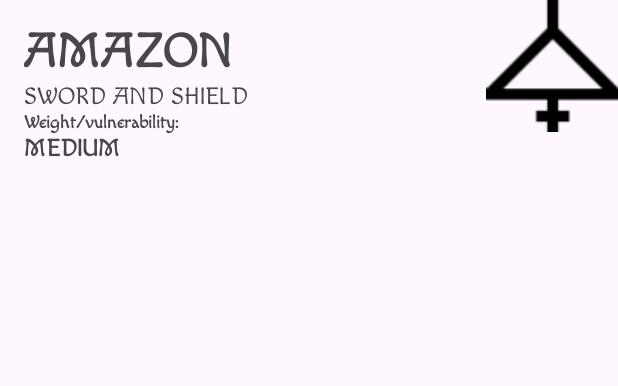
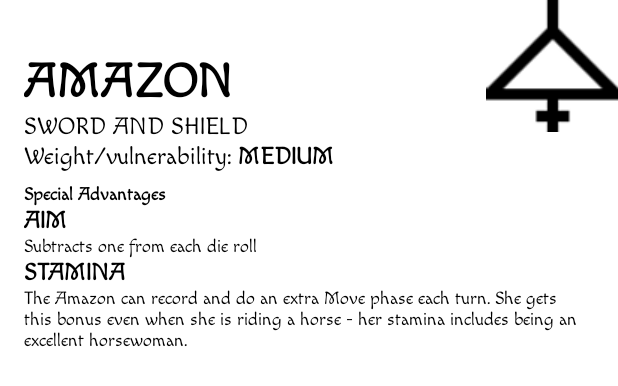
Before and after one commit to Manolek1975/lostrealm, an Android app: the layout activity_detail.xml on its own in the app's theme, with its tools: preview values and no code run, on a phone screen of 412 x 824 dp. Shown: the top 386 px of the screen. Run offline under Robolectric (Android 15) with nearby library versions, the phone set to English and light mode, and no system bars.

Commit message:
Detail advantages

```diff
--- a/app/src/main/java/com/delek/lostrealm/database/helper/DBHelper.kt
+++ b/app/src/main/java/com/delek/lostrealm/database/helper/DBHelper.kt
@@ -14,12 +14,14 @@ class DBHelper(context: Context): SQLiteOpenHelper(context, DATABASE_NAME, null,
 
     override fun onCreate(db: SQLiteDatabase?) {
         db?.execSQL(RoleHelper.SQL_CREATE_ENTRIES)
-        db?.execSQL(WeightHelper.SQL_CREATE_ENTRIES)
+        db?.execSQL(AdvantageHelper.SQL_CREATE_ENTRIES)
+        db?.execSQL(RoleAdvantageHelper.SQL_CREATE_ENTRIES)
     }
 
     override fun onUpgrade(db: SQLiteDatabase?, p1: Int, p2: Int) {
         db?.execSQL(RoleHelper.SQL_DELETE_ENTRIES)
-        db?.execSQL(WeightHelper.SQL_DELETE_ENTRIES)
+        db?.execSQL(AdvantageHelper.SQL_DELETE_ENTRIES)
+        db?.execSQL(RoleAdvantageHelper.SQL_DELETE_ENTRIES)
         onCreate(db)
     }
 
--- a/app/src/main/res/layout/activity_detail.xml
+++ b/app/src/main/res/layout/activity_detail.xml
@@ -5,54 +5,8 @@
     android:id="@+id/main"
     android:layout_width="match_parent"
     android:layout_height="match_parent"
+    android:background="@color/white"
     tools:context=".ui.detail.DetailActivity">
-
-    <androidx.appcompat.widget.LinearLayoutCompat
-        android:layout_width="match_parent"
-        android:layout_height="match_parent"
-        android:orientation="vertical"
-        android:padding="16dp">
-
-        <androidx.appcompat.widget.AppCompatTextView
-            android:id="@+id/tv_name"
-            android:layout_width="wrap_content"
-            android:layout_height="wrap_content"
-            android:textSize="32sp"
-            android:textStyle="bold"
-            tools:text="AMAZON"
-            app:layout_constraintTop_toTopOf="parent"
-            app:layout_constraintStart_toStartOf="parent" />
-
-        <androidx.appcompat.widget.AppCompatTextView
-            android:id="@+id/tv_symbol"
-            android:layout_width="wrap_content"
-            android:layout_height="wrap_content"
-            android:textSize="16sp"
-            tools:text="SWORD AND SHIELD"
-            app:layout_constraintTop_toBottomOf="@id/tv_name"
-            app:layout_constraintStart_toStartOf="parent" />
-
-        <androidx.appcompat.widget.AppCompatTextView
-            android:id="@+id/tv_weight_head"
-            android:layout_width="wrap_content"
-            android:layout_height="wrap_content"
-            android:textSize="12sp"
-            android:textStyle="bold"
-            android:text="@string/weight_vulnerability"
-            app:layout_constraintTop_toBottomOf="@id/tv_name"
-            app:layout_constraintStart_toStartOf="parent" />
-
-        <androidx.appcompat.widget.AppCompatTextView
-            android:id="@+id/tv_weight"
-            android:layout_width="wrap_content"
-            android:layout_height="wrap_content"
-            android:textSize="16sp"
-            android:textStyle="bold"
-            tools:text="MEDIUM"
-            app:layout_constraintTop_toBottomOf="@id/tv_name"
-            app:layout_constraintStart_toStartOf="parent" />
-
-    </androidx.appcompat.widget.LinearLayoutCompat>
 
     <androidx.appcompat.widget.AppCompatImageView
         android:id="@+id/role_icon"
@@ -63,4 +17,123 @@
         app:layout_constraintTop_toTopOf="parent"
         app:layout_constraintEnd_toEndOf="parent" />
 
+    <androidx.appcompat.widget.AppCompatTextView
+        android:id="@+id/tv_name"
+        android:layout_width="wrap_content"
+        android:layout_height="wrap_content"
+        android:layout_marginTop="36dp"
+        android:layout_marginStart="16dp"
+        android:textSize="32sp"
+        android:textStyle="bold"
+        android:textColor="@color/black"
+        tools:text="AMAZON"
+        app:layout_constraintTop_toTopOf="parent"
+        app:layout_constraintStart_toStartOf="parent" />
+
+    <androidx.appcompat.widget.AppCompatTextView
+        android:id="@+id/tv_symbol"
+        android:layout_width="wrap_content"
+        android:layout_height="wrap_content"
+        android:layout_marginStart="16dp"
+        android:textSize="16sp"
+        android:textColor="@color/black"
+        tools:text="SWORD AND SHIELD"
+        app:layout_constraintTop_toBottomOf="@id/tv_name"
+        app:layout_constraintStart_toStartOf="parent" />
+
+    <androidx.appcompat.widget.AppCompatTextView
+        android:id="@+id/tv_weight_head"
+        android:layout_width="wrap_content"
+        android:layout_height="wrap_content"
+        android:layout_marginStart="16dp"
+        android:textSize="16sp"
+        android:textColor="@color/black"
+        android:text="@string/weight_vulnerability"
+        app:layout_constraintTop_toBottomOf="@id/tv_symbol"
+        app:layout_constraintStart_toStartOf="parent" />
+
+    <androidx.appcompat.widget.AppCompatTextView
+        android:id="@+id/tv_weight"
+        android:layout_width="wrap_content"
+        android:layout_height="wrap_content"
+        android:layout_marginStart="4dp"
+        android:textSize="16sp"
+        android:textStyle="bold"
+        android:textColor="@color/black"
+        tools:text="MEDIUM"
+        app:layout_constraintTop_toBottomOf="@id/tv_symbol"
+        app:layout_constraintStart_toEndOf="@id/tv_weight_head" />
+
+    <androidx.appcompat.widget.AppCompatTextView
+        android:id="@+id/tv_advantages_head"
+        android:layout_width="wrap_content"
+        android:layout_height="wrap_content"
+        android:layout_marginStart="16dp"
+        android:textSize="12sp"
+        android:textStyle="bold"
+        android:textColor="@color/black"
+        android:layout_marginTop="8sp"
+        android:text="@string/special_advantages"
+        app:layout_constraintTop_toBottomOf="@id/tv_weight_head"
+        app:layout_constraintStart_toStartOf="parent" />
+
+    <androidx.appcompat.widget.AppCompatTextView
+        android:id="@+id/tv_adv1"
+        android:layout_width="wrap_content"
+        android:layout_height="wrap_content"
+        android:layout_marginStart="16dp"
+        android:textSize="16sp"
+        android:textStyle="bold"
+        android:textColor="@color/black"
+        tools:text="AIM"
+        app:layout_constraintTop_toBottomOf="@id/tv_advantages_head"
+        app:layout_constraintStart_toStartOf="parent" />
+
+    <androidx.appcompat.widget.AppCompatTextView
+        android:id="@+id/tv_adv1_desc"
+        android:layout_width="wrap_content"
+        android:layout_height="wrap_content"
+        app:layout_constrainedWidth="true"
+        app:layout_constraintHorizontal_bias="0.0"
+        android:layout_marginStart="16dp"
+        android:layout_marginEnd="16dp"
+        android:textSize="12sp"
+        android:textColor="@color/black"
+        tools:text="Subtracts one from each die roll"
+        app:layout_constraintTop_toBottomOf="@id/tv_adv1"
+        app:layout_constraintStart_toStartOf="parent"
+        app:layout_constraintEnd_toEndOf="parent" />
+
+    <androidx.appcompat.widget.AppCompatTextView
+        android:id="@+id/tv_adv2"
+        android:layout_width="wrap_content"
+        android:layout_height="wrap_content"
+        android:layout_marginStart="16dp"
+        android:textSize="16sp"
+        android:textStyle="bold"
+        android:textColor="@color/black"
+        tools:text="STAMINA"
+        app:layout_constraintTop_toBottomOf="@id/tv_adv1_desc"
+        app:layout_constraintStart_toStartOf="parent" />
+
+    <androidx.appcompat.widget.AppCompatTextView
+        android:id="@+id/tv_adv2_desc"
+        android:layout_width="wrap_content"
+        android:layout_height="wrap_content"
+        app:layout_constrainedWidth="true"
+        app:layout_constraintHorizontal_bias="0.0"
+        android:layout_marginStart="16dp"
+        android:layout_marginEnd="16dp"
+        android:textSize="12sp"
+        android:textColor="@color/black"
+        tools:text="The Amazon can record and do an extra Move phase
+each turn. She gets this bonus even when she is riding a horse - her
+stamina includes being an excellent horsewoman."
+        app:layout_constraintTop_toBottomOf="@id/tv_adv2"
+        app:layout_constraintStart_toStartOf="parent"
+        app:layout_constraintEnd_toEndOf="parent" />
+
+
+
+
 </androidx.constraintlayout.widget.ConstraintLayout>
--- a/app/src/main/res/values-land/dimens.xml
+++ /dev/null
@@ -1,3 +0,0 @@
-<resources>
-    <dimen name="fab_margin">48dp</dimen>
-</resources>
--- a/app/src/main/res/values-night/themes.xml
+++ b/app/src/main/res/values-night/themes.xml
@@ -2,7 +2,7 @@
     <!-- Base application theme. -->
     <style name="Base.Theme.LostRealm" parent="Theme.Material3.DayNight.NoActionBar">
         <!-- Customize your dark theme here. -->
-        <!-- <item name="colorPrimary">@color/my_dark_primary</item> -->
+        <item name="colorPrimary">@color/black</item>
         <item name="android:fontFamily">@font/macondo</item>
     </style>
     <!-- Base application theme. -->
--- a/app/src/main/res/values-w1240dp/dimens.xml
+++ /dev/null
@@ -1,3 +0,0 @@
-<resources>
-    <dimen name="fab_margin">200dp</dimen>
-</resources>
--- a/app/src/main/res/values-w600dp/dimens.xml
+++ /dev/null
@@ -1,3 +0,0 @@
-<resources>
-    <dimen name="fab_margin">48dp</dimen>
-</resources>
--- a/app/src/main/res/values/dimens.xml
+++ /dev/null
@@ -1,3 +0,0 @@
-<resources>
-    <dimen name="fab_margin">16dp</dimen>
-</resources>
--- a/app/src/main/res/values/strings.xml
+++ b/app/src/main/res/values/strings.xml
@@ -6,6 +6,7 @@
     <string name="todo">TODO</string>
     <string name="test">Test</string>
     <string name="weight_vulnerability">Weight/vulnerability:</string>
+    <string name="special_advantages">Special Advantages</string>
 
     <string-array name="weight">
         <item>LIGHT</item>
```
Also changed, not shown: app/src/main/java/com/delek/lostrealm/database/dao/AdvantageDAO.kt (added, +63 -0 lines), app/src/main/java/com/delek/lostrealm/database/helper/AdvantageHelper.kt (added, +37 -0 lines), app/src/main/java/com/delek/lostrealm/database/helper/RoleAdvantageHelper.kt (added, +36 -0 lines), app/src/main/java/com/delek/lostrealm/database/model/Advantage.kt (added, +8 -0 lines), app/src/main/java/com/delek/lostrealm/database/model/RoleAdvantage.kt (added, +7 -0 lines), app/src/main/java/com/delek/lostrealm/ui/MainActivity.kt (+5 -3 lines), app/src/main/java/com/delek/lostrealm/ui/detail/DetailActivity.kt (+8 -2 lines), app/src/main/res/values/advantages.xml (added, +114 -0 lines), app/src/main/res/values/roles.xml (+36 -0 lines).
